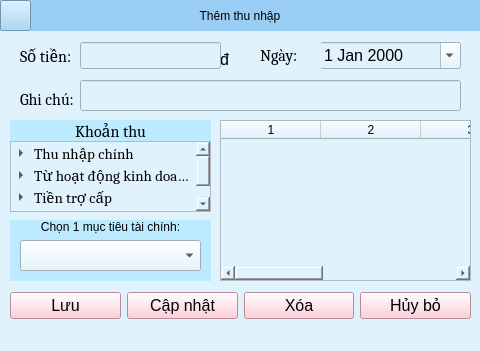
Before: the Qt Designer form themkhoanthu_form.ui in tunvy313/KTLT, drawn with Qt 5.
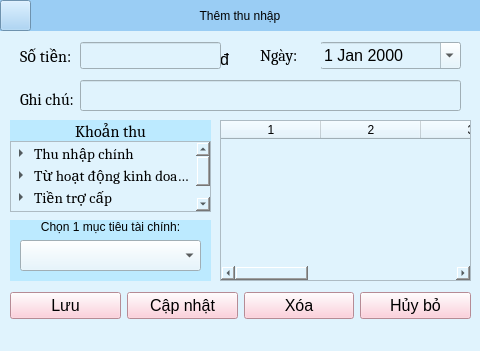
After: the same form once the commit is applied. Icons and pictures are not drawn.

```diff
--- a/themkhoanthu_form.ui
+++ b/themkhoanthu_form.ui
@@ -471,13 +471,14 @@
      <number>0</number>
     </property>
     <property name="columnCount">
-     <number>5</number>
+     <number>6</number>
     </property>
     <column/>
     <column/>
     <column/>
     <column/>
     <column/>
+    <column/>
    </widget>
    <zorder>label</zorder>
    <zorder>label_2</zorder>
```
